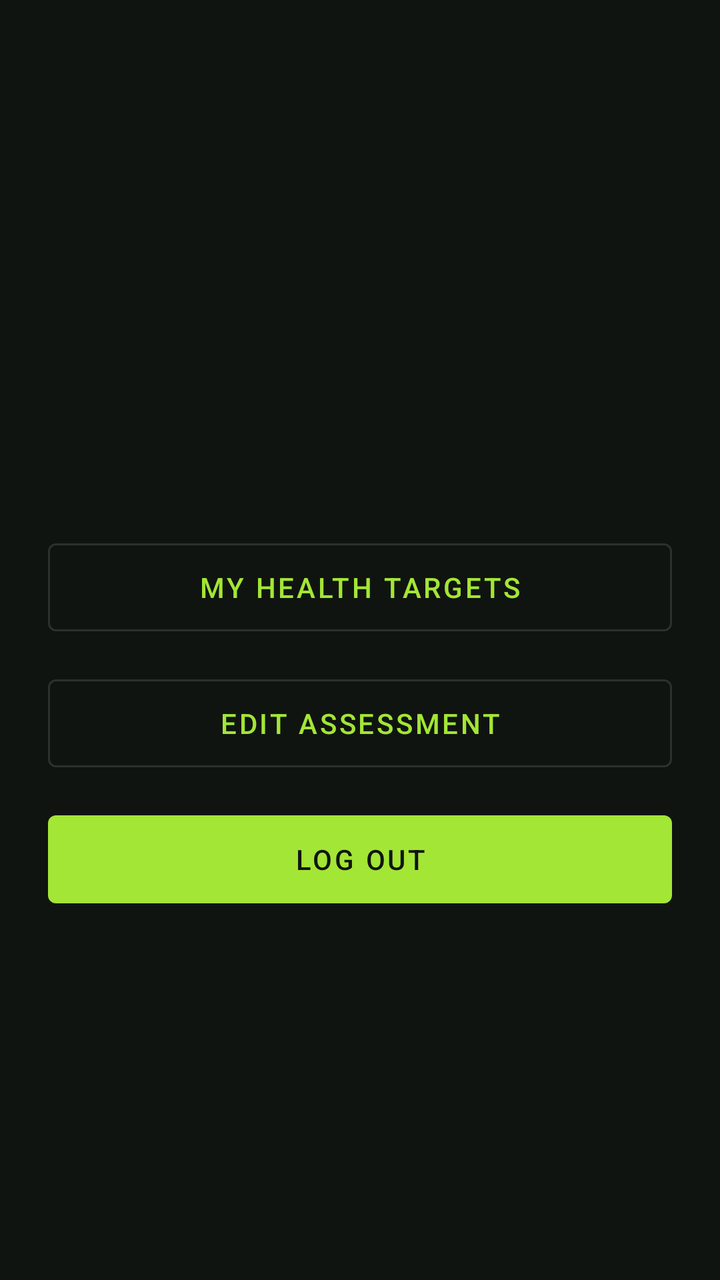
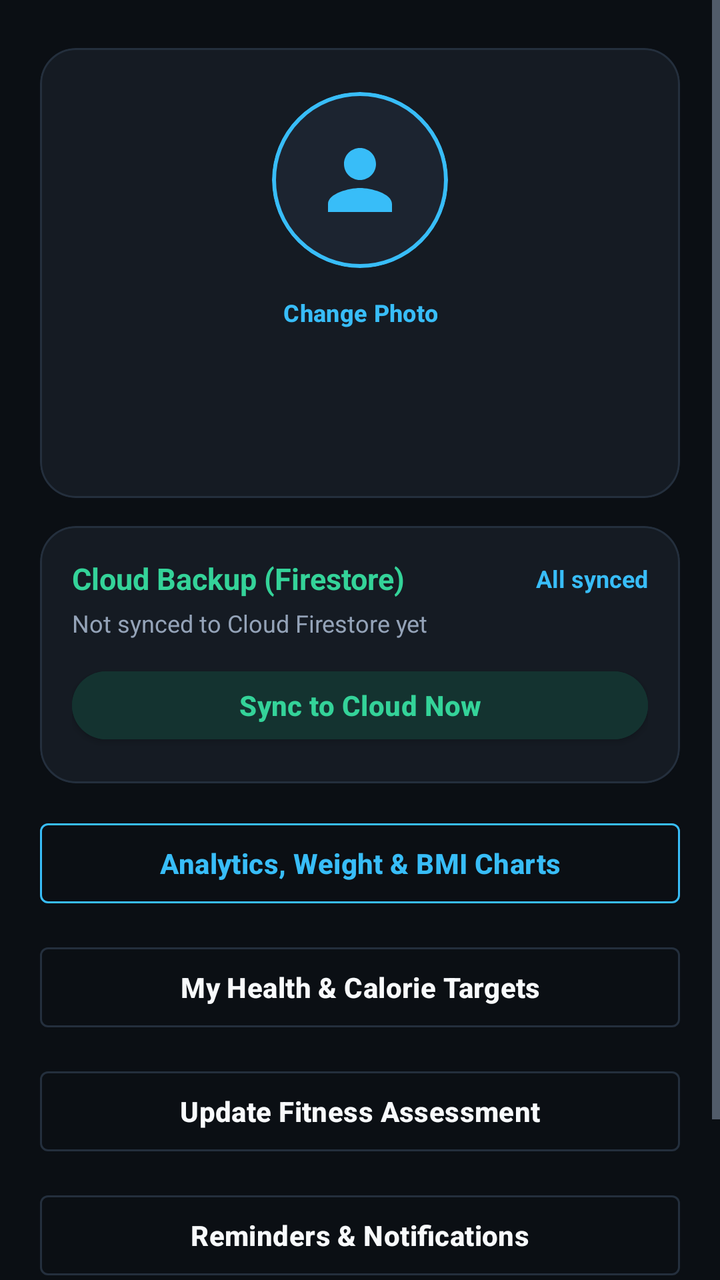

Before-and-after screenshots of an Android layout around one commit, followed by the original layout XML and the change that was made.
<!-- AndroidManifest.xml: application theme Theme.FitTrackerPro -->
<!-- res/layout/fragment_profile.xml -->
<?xml version="1.0" encoding="utf-8"?>
<LinearLayout xmlns:android="http://schemas.android.com/apk/res/android"
    android:layout_width="match_parent"
    android:layout_height="match_parent"
    android:gravity="center"
    android:orientation="vertical"
    android:padding="24dp">

    <TextView
        android:id="@+id/tvName"
        android:layout_width="wrap_content"
        android:layout_height="wrap_content"
        android:textSize="24sp"
        android:textStyle="bold" />

    <TextView
        android:id="@+id/tvEmail"
        android:layout_width="wrap_content"
        android:layout_height="wrap_content"
        android:layout_marginBottom="32dp"
        android:textColor="@color/text_secondary" />

    <com.google.android.material.button.MaterialButton
        android:id="@+id/btnTargets"
        style="@style/Widget.MaterialComponents.Button.OutlinedButton"
        android:layout_width="match_parent"
        android:layout_height="56dp"
        android:text="My health targets" />

    <com.google.android.material.button.MaterialButton
        android:id="@+id/btnEditAssessment"
        style="@style/Widget.MaterialComponents.Button.OutlinedButton"
        android:layout_width="match_parent"
        android:layout_height="56dp"
        android:layout_marginTop="12dp"
        android:text="Edit assessment" />

    <com.google.android.material.button.MaterialButton
        android:id="@+id/btnLogout"
        android:layout_width="match_parent"
        android:layout_height="56dp"
        android:layout_marginTop="12dp"
        android:text="Log out" />
</LinearLayout>
<!-- resources referenced by this layout -->
<resources>
  <color name="text_secondary">#A3A3A3</color>
  <style name="Theme.FitTrackerPro" parent="Theme.MaterialComponents.NoActionBar">
          <item name="colorPrimary">@color/accent</item>
          <item name="colorPrimaryVariant">@color/accent_dark</item>
          <item name="colorOnPrimary">@color/background</item>
          <item name="colorSecondary">@color/accent</item>
          <item name="colorOnSecondary">@color/background</item>
          <item name="colorSurface">@color/card</item>
          <item name="colorOnSurface">@color/text_primary</item>
          <item name="colorOnBackground">@color/text_primary</item>
          <item name="colorError">@color/error</item>
          <item name="android:colorBackground">@color/background</item>
          <item name="android:windowBackground">@color/background</item>
          <item name="android:textColorPrimary">@color/text_primary</item>
          <item name="android:textColorSecondary">@color/text_secondary</item>
          <item name="android:statusBarColor">@color/background</item>
          <item name="android:navigationBarColor">@color/background</item>
      </style>
  <color name="accent">#A3E635</color>
  <color name="accent_dark">#7FB827</color>
  <color name="background">#101411</color>
  <color name="card">#202820</color>
  <color name="text_primary">#FFFFFF</color>
  <color name="error">#EF4444</color>
</resources>

<!-- the commit's change to res/layout/fragment_profile.xml (unified diff, before → after) -->
@@ -1,44 +1,187 @@
 <?xml version="1.0" encoding="utf-8"?>
-<LinearLayout xmlns:android="http://schemas.android.com/apk/res/android"
+<ScrollView xmlns:android="http://schemas.android.com/apk/res/android"
+    xmlns:app="http://schemas.android.com/apk/res-auto"
     android:layout_width="match_parent"
     android:layout_height="match_parent"
-    android:gravity="center"
-    android:orientation="vertical"
-    android:padding="24dp">
+    android:background="@color/background"
+    android:fillViewport="true">
 
-    <TextView
-        android:id="@+id/tvName"
-        android:layout_width="wrap_content"
+    <LinearLayout
+        android:layout_width="match_parent"
         android:layout_height="wrap_content"
-        android:textSize="24sp"
-        android:textStyle="bold" />
+        android:gravity="center_horizontal"
+        android:orientation="vertical"
+        android:padding="20dp">
 
-    <TextView
-        android:id="@+id/tvEmail"
-        android:layout_width="wrap_content"
-        android:layout_height="wrap_content"
-        android:layout_marginBottom="32dp"
-        android:textColor="@color/text_secondary" />
+        
+        <com.google.android.material.card.MaterialCardView
+            android:layout_width="match_parent"
+            android:layout_height="wrap_content"
+            android:layout_marginTop="4dp">
 
-    <com.google.android.material.button.MaterialButton
-        android:id="@+id/btnTargets"
-        style="@style/Widget.MaterialComponents.Button.OutlinedButton"
-        android:layout_width="match_parent"
-        android:layout_height="56dp"
-        android:text="My health targets" />
+            <LinearLayout
+                android:layout_width="match_parent"
+                android:layout_height="wrap_content"
+                android:gravity="center"
+                android:orientation="vertical"
+                android:padding="22dp">
 
-    <com.google.android.material.button.MaterialButton
-        android:id="@+id/btnEditAssessment"
-        style="@style/Widget.MaterialComponents.Button.OutlinedButton"
-        android:layout_width="match_parent"
-        android:layout_height="56dp"
-        android:layout_marginTop="12dp"
-        android:text="Edit assessment" />
+                <com.google.android.material.card.MaterialCardView
+                    android:id="@+id/cardProfileAvatar"
+                    android:layout_width="88dp"
+                    android:layout_height="88dp"
+                    app:cardBackgroundColor="@color/card_elevated"
+                    app:cardCornerRadius="44dp"
+                    app:strokeColor="@color/accent_cyan"
+                    app:strokeWidth="2dp">
 
-    <com.google.android.material.button.MaterialButton
-        android:id="@+id/btnLogout"
-        android:layout_width="match_parent"
-        android:layout_height="56dp"
-        android:layout_marginTop="12dp"
-        android:text="Log out" />
-</LinearLayout>
+                    <ImageView
+                        android:id="@+id/ivProfileAvatar"
+                        android:layout_width="match_parent"
+                        android:layout_height="match_parent"
+                        android:layout_gravity="center"
+                        android:contentDescription="Profile Avatar"
+                        android:padding="20dp"
+                        android:scaleType="centerCrop"
+                        android:src="@drawable/ic_nav_profile"
+                        app:tint="@color/accent_cyan" />
+                </com.google.android.material.card.MaterialCardView>
+
+                <com.google.android.material.button.MaterialButton
+                    android:id="@+id/btnChangePhoto"
+                    style="@style/Widget.MaterialComponents.Button.TextButton"
+                    android:layout_width="wrap_content"
+                    android:layout_height="36dp"
+                    android:layout_marginTop="4dp"
+                    android:text="Change Photo"
+                    android:textColor="@color/accent_cyan"
+                    android:textSize="12sp" />
+
+                <TextView
+                    android:id="@+id/tvName"
+                    android:layout_width="wrap_content"
+                    android:layout_height="wrap_content"
+                    android:layout_marginTop="4dp"
+                    android:textColor="@color/text_primary"
+                    android:textSize="22sp"
+                    android:textStyle="bold" />
+
+                <TextView
+                    android:id="@+id/tvEmail"
+                    android:layout_width="wrap_content"
+                    android:layout_height="wrap_content"
+                    android:layout_marginTop="2dp"
+                    android:textColor="@color/text_secondary"
+                    android:textSize="13sp" />
+            </LinearLayout>
+        </com.google.android.material.card.MaterialCardView>
+
+        
+        <com.google.android.material.card.MaterialCardView
+            android:layout_width="match_parent"
+            android:layout_height="wrap_content"
+            android:layout_marginTop="14dp">
+
+            <LinearLayout
+                android:layout_width="match_parent"
+                android:layout_height="wrap_content"
+                android:orientation="vertical"
+                android:padding="16dp">
+
+                <LinearLayout
+                    android:layout_width="match_parent"
+                    android:layout_height="wrap_content"
+                    android:gravity="center_vertical"
+                    android:orientation="horizontal">
+
+                    <TextView
+                        android:layout_width="0dp"
+                        android:layout_height="wrap_content"
+                        android:layout_weight="1"
+                        android:text="Cloud Backup (Firestore)"
+                        android:textColor="@color/accent_emerald"
+                        android:textSize="15sp"
+                        android:textStyle="bold" />
+
+                    <TextView
+                        android:id="@+id/tvUnsyncedBadge"
+                        android:layout_width="wrap_content"
+                        android:layout_height="wrap_content"
+                        android:text="All synced"
+                        android:textColor="@color/accent_cyan"
+                        android:textSize="12sp"
+                        android:textStyle="bold" />
+                </LinearLayout>
+
+                <TextView
+                    android:id="@+id/tvSyncStatus"
+                    android:layout_width="match_parent"
+                    android:layout_height="wrap_content"
+                    android:layout_marginTop="4dp"
+                    android:text="Not synced to Cloud Firestore yet"
+                    android:textColor="@color/text_secondary"
+                    android:textSize="12sp" />
+
+                <com.google.android.material.button.MaterialButton
+                    android:id="@+id/btnSyncNow"
+                    android:layout_width="match_parent"
+                    android:layout_height="46dp"
+                    android:layout_marginTop="10dp"
+                    android:backgroundTint="@color/button_surface_teal"
+                    android:text="Sync to Cloud Now"
+                    android:textColor="@color/accent_emerald" />
+            </LinearLayout>
+        </com.google.android.material.card.MaterialCardView>
+
+        
+        <com.google.android.material.button.MaterialButton
+            android:id="@+id/btnProgress"
+            style="@style/Widget.MaterialComponents.Button.OutlinedButton"
+            android:layout_width="match_parent"
+            android:layout_height="52dp"
+            android:layout_marginTop="14dp"
+            android:text="Analytics, Weight &amp; BMI Charts"
+            android:textColor="@color/accent_cyan"
+            app:strokeColor="@color/accent_cyan" />
+
+        <com.google.android.material.button.MaterialButton
+            android:id="@+id/btnTargets"
+            style="@style/Widget.MaterialComponents.Button.OutlinedButton"
+            android:layout_width="match_parent"
+            android:layout_height="52dp"
+            android:layout_marginTop="10dp"
+            android:text="My Health &amp; Calorie Targets"
+            android:textColor="@color/text_primary"
+            app:strokeColor="@color/card_stroke" />
+
+        <com.google.android.material.button.MaterialButton
+            android:id="@+id/btnEditAssessment"
+            style="@style/Widget.MaterialComponents.Button.OutlinedButton"
+            android:layout_width="match_parent"
+            android:layout_height="52dp"
+            android:layout_marginTop="10dp"
+            android:text="Update Fitness Assessment"
+            android:textColor="@color/text_primary"
+            app:strokeColor="@color/card_stroke" />
+
+        <com.google.android.material.button.MaterialButton
+            android:id="@+id/btnSettings"
+            style="@style/Widget.MaterialComponents.Button.OutlinedButton"
+            android:layout_width="match_parent"
+            android:layout_height="52dp"
+            android:layout_marginTop="10dp"
+            android:text="Reminders &amp; Notifications"
+            android:textColor="@color/text_primary"
+            app:strokeColor="@color/card_stroke" />
+
+        <com.google.android.material.button.MaterialButton
+            android:id="@+id/btnLogout"
+            android:layout_width="match_parent"
+            android:layout_height="52dp"
+            android:layout_marginTop="16dp"
+            android:backgroundTint="@color/card_elevated"
+            android:text="Log Out"
+            android:textColor="@color/accent_coral" />
+
+    </LinearLayout>
+</ScrollView>
<!-- resource entries referenced after the edit -->
@@ -1,11 +1,20 @@
 <!-- resources referenced by this layout -->
 <resources>
-  <color name="text_secondary">#A3A3A3</color>
+  <color name="accent_coral">#FB7185</color>
+  <color name="accent_cyan">#38BDF8</color>
+  <color name="accent_emerald">#34D399</color>
+  <color name="text_secondary">#94A3B8</color>
+  <!-- drawable ic_nav_profile (drawable) -->
+  <vector android:height="24dp" android:tint="#000000"
+      android:viewportHeight="24" android:viewportWidth="24"
+      android:width="24dp" xmlns:android="http://schemas.android.com/apk/res/android">
+      <path android:fillColor="@android:color/white" android:pathData="M12,12c2.21,0 4,-1.79 4,-4s-1.79,-4 -4,-4 -4,1.79 -4,4 1.79,4 4,4zM12,14c-2.67,0 -8,1.34 -8,4v2h16v-2c0,-2.66 -5.33,-4 -8,-4z"/>
+  </vector>
   <style name="Theme.FitTrackerPro" parent="Theme.MaterialComponents.NoActionBar">
           <item name="colorPrimary">@color/accent</item>
           <item name="colorPrimaryVariant">@color/accent_dark</item>
           <item name="colorOnPrimary">@color/background</item>
-          <item name="colorSecondary">@color/accent</item>
+          <item name="colorSecondary">@color/accent_cyan</item>
           <item name="colorOnSecondary">@color/background</item>
           <item name="colorSurface">@color/card</item>
           <item name="colorOnSurface">@color/text_primary</item>
@@ -16,13 +25,34 @@
           <item name="android:textColorPrimary">@color/text_primary</item>
           <item name="android:textColorSecondary">@color/text_secondary</item>
           <item name="android:statusBarColor">@color/background</item>
-          <item name="android:navigationBarColor">@color/background</item>
+          <item name="android:navigationBarColor">@color/card</item>
+  
+          
+          <item name="materialButtonStyle">@style/Widget.FitTrackerPro.Button</item>
+          <item name="materialCardViewStyle">@style/Widget.FitTrackerPro.CardView</item>
       </style>
-  <color name="accent">#A3E635</color>
-  <color name="accent_dark">#7FB827</color>
-  <color name="background">#101411</color>
-  <color name="card">#202820</color>
-  <color name="text_primary">#FFFFFF</color>
+  <color name="accent">#2DD4BF</color>
+  <color name="accent_dark">#10B981</color>
+  <color name="background">#0B0F14</color>
+  <color name="button_surface_teal">#143330</color>
+  <color name="card_elevated">#1C2430</color>
+  <color name="card_stroke">#242F3D</color>
+  <color name="card">#151B23</color>
+  <color name="text_primary">#F8FAFC</color>
   <color name="error">#EF4444</color>
+  <style name="Widget.FitTrackerPro.Button" parent="Widget.MaterialComponents.Button">
+          <item name="cornerRadius">24dp</item>
+          <item name="android:textAllCaps">false</item>
+          <item name="android:letterSpacing">0.01</item>
+          <item name="android:textStyle">bold</item>
+          <item name="elevation">0dp</item>
+      </style>
+  <style name="Widget.FitTrackerPro.CardView" parent="Widget.MaterialComponents.CardView">
+          <item name="cardBackgroundColor">@color/card</item>
+          <item name="cardCornerRadius">18dp</item>
+          <item name="cardElevation">0dp</item>
+          <item name="strokeColor">@color/card_stroke</item>
+          <item name="strokeWidth">1dp</item>
+      </style>
 </resources>
 
